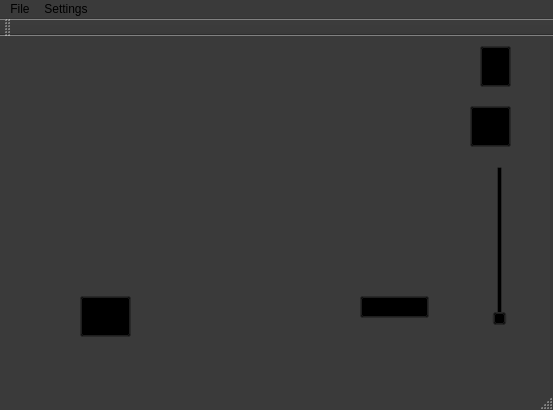
Qt form laneav.ui (nikola-sp/laneAV) before a commit.
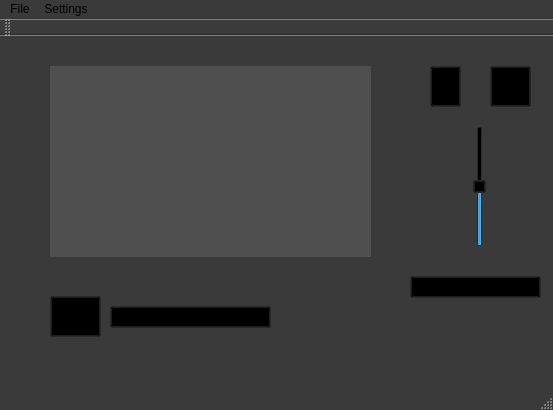
The same form after that commit. Icons and pictures are not drawn.

Commit message:
AV + volume + video
Lane Audio sa svim mogućnostima i početak Lane Video

What changed in the file:
```diff
--- a/laneav.ui
+++ b/laneav.ui
@@ -165,7 +165,7 @@
    <widget class="QPushButton" name="ImageOn">
     <property name="geometry">
      <rect>
-      <x>80</x>
+      <x>50</x>
       <y>260</y>
       <width>51</width>
       <height>41</height>
@@ -189,8 +189,8 @@
    <widget class="QPushButton" name="micOn">
     <property name="geometry">
      <rect>
-      <x>480</x>
-      <y>10</y>
+      <x>430</x>
+      <y>30</y>
       <width>31</width>
       <height>41</height>
      </rect>
@@ -213,8 +213,8 @@
    <widget class="QPushButton" name="SoundOn">
     <property name="geometry">
      <rect>
-      <x>470</x>
-      <y>70</y>
+      <x>490</x>
+      <y>30</y>
       <width>41</width>
       <height>41</height>
      </rect>
@@ -355,12 +355,21 @@
    <widget class="QSlider" name="setVolume">
     <property name="geometry">
      <rect>
-      <x>490</x>
-      <y>130</y>
+      <x>470</x>
+      <y>90</y>
       <width>19</width>
-      <height>160</height>
+      <height>121</height>
      </rect>
     </property>
+    <property name="maximum">
+     <number>100</number>
+    </property>
+    <property name="pageStep">
+     <number>1</number>
+    </property>
+    <property name="value">
+     <number>50</number>
+    </property>
     <property name="orientation">
      <enum>Qt::Vertical</enum>
     </property>
@@ -368,13 +377,472 @@
    <widget class="QComboBox" name="cbInDev">
     <property name="geometry">
      <rect>
-      <x>360</x>
-      <y>260</y>
-      <width>69</width>
+      <x>410</x>
+      <y>240</y>
+      <width>131</width>
       <height>22</height>
      </rect>
     </property>
    </widget>
+   <widget class="QWidget" name="videoScr" native="true">
+    <property name="geometry">
+     <rect>
+      <x>50</x>
+      <y>30</y>
+      <width>321</width>
+      <height>191</height>
+     </rect>
+    </property>
+    <property name="palette">
+     <palette>
+      <active>
+       <colorrole role="WindowText">
+        <brush brushstyle="SolidPattern">
+         <color alpha="255">
+          <red>255</red>
+          <green>255</green>
+          <blue>255</blue>
+         </color>
+        </brush>
+       </colorrole>
+       <colorrole role="Button">
+        <brush brushstyle="SolidPattern">
+         <color alpha="255">
+          <red>79</red>
+          <green>79</green>
+          <blue>79</blue>
+         </color>
+        </brush>
+       </colorrole>
+       <colorrole role="Light">
+        <brush brushstyle="SolidPattern">
+         <color alpha="255">
+          <red>118</red>
+          <green>118</green>
+          <blue>118</blue>
+         </color>
+        </brush>
+       </colorrole>
+       <colorrole role="Midlight">
+        <brush brushstyle="SolidPattern">
+         <color alpha="255">
+          <red>98</red>
+          <green>98</green>
+          <blue>98</blue>
+         </color>
+        </brush>
+       </colorrole>
+       <colorrole role="Dark">
+        <brush brushstyle="SolidPattern">
+         <color alpha="255">
+          <red>39</red>
+          <green>39</green>
+          <blue>39</blue>
+         </color>
+        </brush>
+       </colorrole>
+       <colorrole role="Mid">
+        <brush brushstyle="SolidPattern">
+         <color alpha="255">
+          <red>52</red>
+          <green>52</green>
+          <blue>52</blue>
+         </color>
+        </brush>
+       </colorrole>
+       <colorrole role="Text">
+        <brush brushstyle="SolidPattern">
+         <color alpha="255">
+          <red>255</red>
+          <green>255</green>
+          <blue>255</blue>
+         </color>
+        </brush>
+       </colorrole>
+       <colorrole role="BrightText">
+        <brush brushstyle="SolidPattern">
+         <color alpha="255">
+          <red>255</red>
+          <green>255</green>
+          <blue>255</blue>
+         </color>
+        </brush>
+       </colorrole>
+       <colorrole role="ButtonText">
+        <brush brushstyle="SolidPattern">
+         <color alpha="255">
+          <red>255</red>
+          <green>255</green>
+          <blue>255</blue>
+         </color>
+        </brush>
+       </colorrole>
+       <colorrole role="Base">
+        <brush brushstyle="SolidPattern">
+         <color alpha="255">
+          <red>0</red>
+          <green>0</green>
+          <blue>0</blue>
+         </color>
+        </brush>
+       </colorrole>
+       <colorrole role="Window">
+        <brush brushstyle="SolidPattern">
+         <color alpha="255">
+          <red>79</red>
+          <green>79</green>
+          <blue>79</blue>
+         </color>
+        </brush>
+       </colorrole>
+       <colorrole role="Shadow">
+        <brush brushstyle="SolidPattern">
+         <color alpha="255">
+          <red>255</red>
+          <green>255</green>
+          <blue>255</blue>
+         </color>
+        </brush>
+       </colorrole>
+       <colorrole role="AlternateBase">
+        <brush brushstyle="SolidPattern">
+         <color alpha="255">
+          <red>39</red>
+          <green>39</green>
+          <blue>39</blue>
+         </color>
+        </brush>
+       </colorrole>
+       <colorrole role="ToolTipBase">
+        <brush brushstyle="SolidPattern">
+         <color alpha="255">
+          <red>255</red>
+          <green>255</green>
+          <blue>220</blue>
+         </color>
+        </brush>
+       </colorrole>
+       <colorrole role="ToolTipText">
+        <brush brushstyle="SolidPattern">
+         <color alpha="255">
+          <red>0</red>
+          <green>0</green>
+          <blue>0</blue>
+         </color>
+        </brush>
+       </colorrole>
+      </active>
+      <inactive>
+       <colorrole role="WindowText">
+        <brush brushstyle="SolidPattern">
+         <color alpha="255">
+          <red>255</red>
+          <green>255</green>
+          <blue>255</blue>
+         </color>
+        </brush>
+       </colorrole>
+       <colorrole role="Button">
+        <brush brushstyle="SolidPattern">
+         <color alpha="255">
+          <red>79</red>
+          <green>79</green>
+          <blue>79</blue>
+         </color>
+        </brush>
+       </colorrole>
+       <colorrole role="Light">
+        <brush brushstyle="SolidPattern">
+         <color alpha="255">
+          <red>118</red>
+          <green>118</green>
+          <blue>118</blue>
+         </color>
+        </brush>
+       </colorrole>
+       <colorrole role="Midlight">
+        <brush brushstyle="SolidPattern">
+         <color alpha="255">
+          <red>98</red>
+          <green>98</green>
+          <blue>98</blue>
+         </color>
+        </brush>
+       </colorrole>
+       <colorrole role="Dark">
+        <brush brushstyle="SolidPattern">
+         <color alpha="255">
+          <red>39</red>
+          <green>39</green>
+          <blue>39</blue>
+         </color>
+        </brush>
+       </colorrole>
+       <colorrole role="Mid">
+        <brush brushstyle="SolidPattern">
+         <color alpha="255">
+          <red>52</red>
+          <green>52</green>
+          <blue>52</blue>
+         </color>
+        </brush>
+       </colorrole>
+       <colorrole role="Text">
+        <brush brushstyle="SolidPattern">
+         <color alpha="255">
+          <red>255</red>
+          <green>255</green>
+          <blue>255</blue>
+         </color>
+        </brush>
+       </colorrole>
+       <colorrole role="BrightText">
+        <brush brushstyle="SolidPattern">
+         <color alpha="255">
+          <red>255</red>
+          <green>255</green>
+          <blue>255</blue>
+         </color>
+        </brush>
+       </colorrole>
+       <colorrole role="ButtonText">
+        <brush brushstyle="SolidPattern">
+         <color alpha="255">
+          <red>255</red>
+          <green>255</green>
+          <blue>255</blue>
+         </color>
+        </brush>
+       </colorrole>
+       <colorrole role="Base">
+        <brush brushstyle="SolidPattern">
+         <color alpha="255">
+          <red>0</red>
+          <green>0</green>
+          <blue>0</blue>
+         </color>
+        </brush>
+       </colorrole>
+       <colorrole role="Window">
+        <brush brushstyle="SolidPattern">
+         <color alpha="255">
+          <red>79</red>
+          <green>79</green>
+          <blue>79</blue>
+         </color>
+        </brush>
+       </colorrole>
+       <colorrole role="Shadow">
+        <brush brushstyle="SolidPattern">
+         <color alpha="255">
+          <red>255</red>
+          <green>255</green>
+          <blue>255</blue>
+         </color>
+        </brush>
+       </colorrole>
+       <colorrole role="AlternateBase">
+        <brush brushstyle="SolidPattern">
+         <color alpha="255">
+          <red>39</red>
+          <green>39</green>
+          <blue>39</blue>
+         </color>
+        </brush>
+       </colorrole>
+       <colorrole role="ToolTipBase">
+        <brush brushstyle="SolidPattern">
+         <color alpha="255">
+          <red>255</red>
+          <green>255</green>
+          <blue>220</blue>
+         </color>
+        </brush>
+       </colorrole>
+       <colorrole role="ToolTipText">
+        <brush brushstyle="SolidPattern">
+         <color alpha="255">
+          <red>0</red>
+          <green>0</green>
+          <blue>0</blue>
+         </color>
+        </brush>
+       </colorrole>
+      </inactive>
+      <disabled>
+       <colorrole role="WindowText">
+        <brush brushstyle="SolidPattern">
+         <color alpha="255">
+          <red>39</red>
+          <green>39</green>
+          <blue>39</blue>
+         </color>
+        </brush>
+       </colorrole>
+       <colorrole role="Button">
+        <brush brushstyle="SolidPattern">
+         <color alpha="255">
+          <red>79</red>
+          <green>79</green>
+          <blue>79</blue>
+         </color>
+        </brush>
+       </colorrole>
+       <colorrole role="Light">
+        <brush brushstyle="SolidPattern">
+         <color alpha="255">
+          <red>118</red>
+          <green>118</green>
+          <blue>118</blue>
+         </color>
+        </brush>
+       </colorrole>
+       <colorrole role="Midlight">
+        <brush brushstyle="SolidPattern">
+         <color alpha="255">
+          <red>98</red>
+          <green>98</green>
+          <blue>98</blue>
+         </color>
+        </brush>
+       </colorrole>
+       <colorrole role="Dark">
+        <brush brushstyle="SolidPattern">
+         <color alpha="255">
+          <red>39</red>
+          <green>39</green>
+          <blue>39</blue>
+         </color>
+        </brush>
+       </colorrole>
+       <colorrole role="Mid">
+        <brush brushstyle="SolidPattern">
+         <color alpha="255">
+          <red>52</red>
+          <green>52</green>
+          <blue>52</blue>
+         </color>
+        </brush>
+       </colorrole>
+       <colorrole role="Text">
+        <brush brushstyle="SolidPattern">
+         <color alpha="255">
+          <red>39</red>
+          <green>39</green>
+          <blue>39</blue>
+         </color>
+        </brush>
+       </colorrole>
+       <colorrole role="BrightText">
+        <brush brushstyle="SolidPattern">
+         <color alpha="255">
+          <red>255</red>
+          <green>255</green>
+          <blue>255</blue>
+         </color>
+        </brush>
+       </colorrole>
+       <colorrole role="ButtonText">
+        <brush brushstyle="SolidPattern">
+         <color alpha="255">
+          <red>39</red>
+          <green>39</green>
+          <blue>39</blue>
+         </color>
+        </brush>
+       </colorrole>
+       <colorrole role="Base">
+        <brush brushstyle="SolidPattern">
+         <color alpha="255">
+          <red>79</red>
+          <green>79</green>
+          <blue>79</blue>
+         </color>
+        </brush>
+       </colorrole>
+       <colorrole role="Window">
+        <brush brushstyle="SolidPattern">
+         <color alpha="255">
+          <red>79</red>
+          <green>79</green>
+          <blue>79</blue>
+         </color>
+        </brush>
+       </colorrole>
+       <colorrole role="Shadow">
+        <brush brushstyle="SolidPattern">
+         <color alpha="255">
+          <red>255</red>
+          <green>255</green>
+          <blue>255</blue>
+         </color>
+        </brush>
+       </colorrole>
+       <colorrole role="AlternateBase">
+        <brush brushstyle="SolidPattern">
+         <color alpha="255">
+          <red>79</red>
+          <green>79</green>
+          <blue>79</blue>
+         </color>
+        </brush>
+       </colorrole>
+       <colorrole role="ToolTipBase">
+        <brush brushstyle="SolidPattern">
+         <color alpha="255">
+          <red>255</red>
+          <green>255</green>
+          <blue>220</blue>
+         </color>
+        </brush>
+       </colorrole>
+       <colorrole role="ToolTipText">
+        <brush brushstyle="SolidPattern">
+         <color alpha="255">
+          <red>0</red>
+          <green>0</green>
+          <blue>0</blue>
+         </color>
+        </brush>
+       </colorrole>
+      </disabled>
+     </palette>
+    </property>
+    <property name="autoFillBackground">
+     <bool>true</bool>
+    </property>
+   </widget>
+   <widget class="QComboBox" name="cbCamDev">
+    <property name="geometry">
+     <rect>
+      <x>110</x>
+      <y>270</y>
+      <width>161</width>
+      <height>22</height>
+     </rect>
+    </property>
+   </widget>
+   <widget class="QWidget" name="myvid" native="true">
+    <property name="geometry">
+     <rect>
+      <x>280</x>
+      <y>240</y>
+      <width>91</width>
+      <height>61</height>
+     </rect>
+    </property>
+    <property name="autoFillBackground">
+     <bool>true</bool>
+    </property>
+   </widget>
+   <zorder>ImageOn</zorder>
+   <zorder>micOn</zorder>
+   <zorder>SoundOn</zorder>
+   <zorder>volSlider</zorder>
+   <zorder>cbInDev</zorder>
+   <zorder>cbCamDev</zorder>
+   <zorder>videoScr</zorder>
+   <zorder>myvid</zorder>
   </widget>
   <widget class="QMenuBar" name="menuBar">
    <property name="geometry">
```
Left out of the diff: 2 changed lines with no effect on the pictures. The commit also changes 14 other files.
